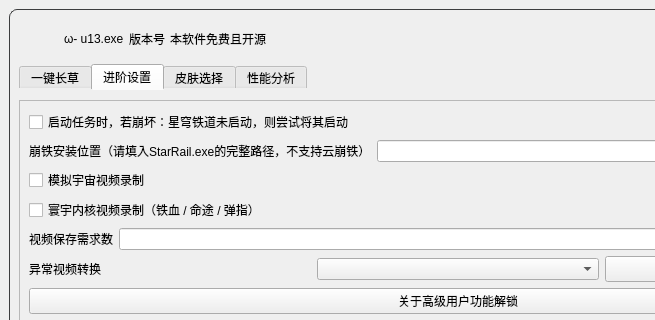
The window that resource/ui/UI.ui (syfoud/Simulated_Scepter) describes before a commit, drawn with Qt 5; both pictures show x 0 to 655 and y 0 to 320 of the 930 by 760 pixel window.
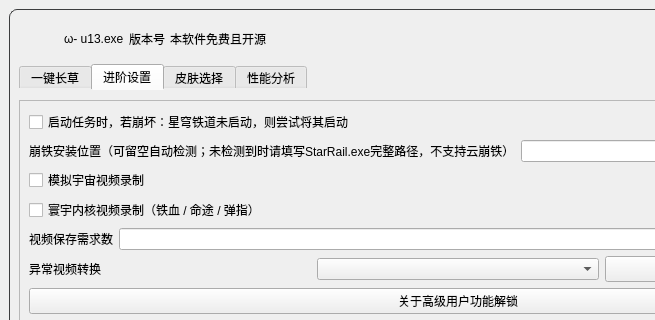
The same window after the commit. The open tabs and pages were chosen to show the change. Icons and pictures are not drawn.

Diff of the .ui file:
```diff
--- a/resource/ui/UI.ui
+++ b/resource/ui/UI.ui
@@ -909,7 +909,7 @@
                       <item>
                        <widget class="QLabel" name="game_path_label">
                         <property name="text">
-                         <string>崩铁安装位置（请填入StarRail.exe的完整路径，不支持云崩铁）</string>
+                         <string>崩铁安装位置（可留空自动检测；未检测到时请填写StarRail.exe完整路径，不支持云崩铁）</string>
                         </property>
                        </widget>
                       </item>
```
